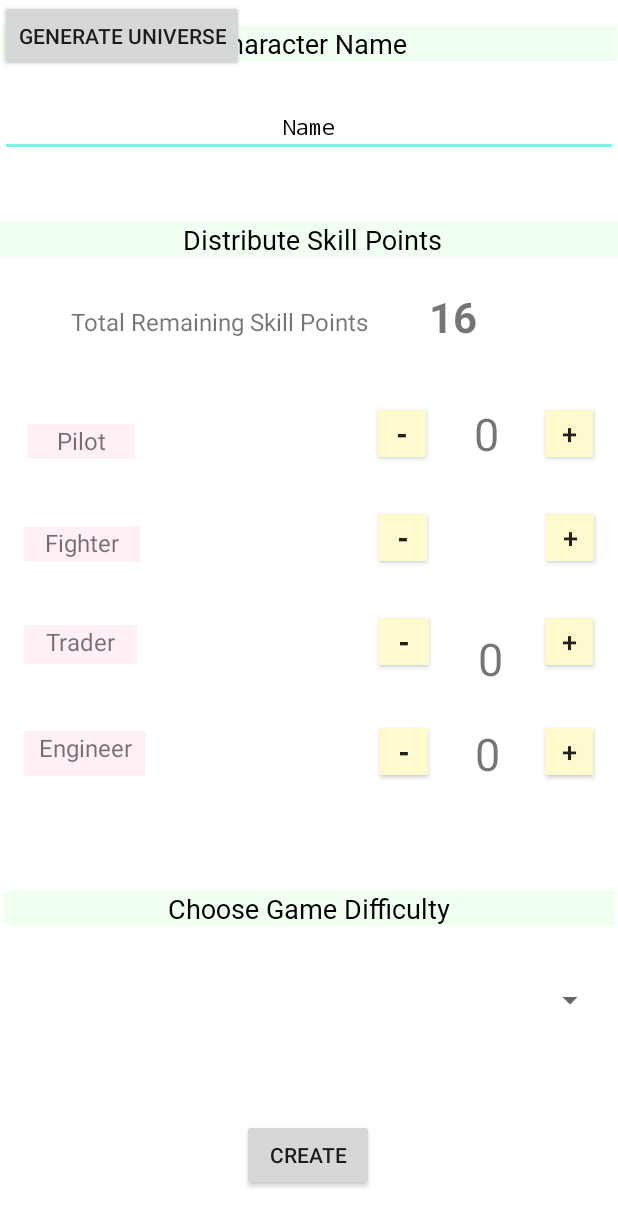
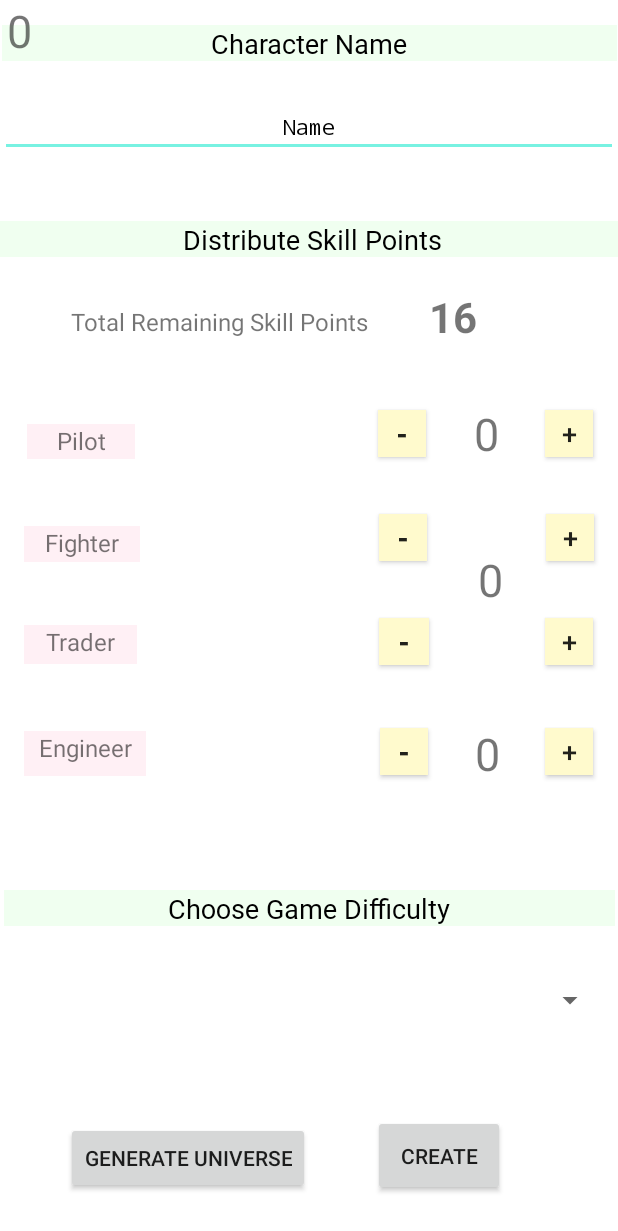
Before and after one commit to sairapoonnen/CS2340SpaceTraderProject, an Android app: the layout activity_configuration.xml on its own in the app's theme, with its tools: preview values and no code run, on a phone screen of 412 x 824 dp. Shown: the top 1231 px of the screen. Run offline under Robolectric (Android 15) with nearby library versions, the phone set to English and light mode, and no system bars; Roboto replaces fonts that are not available here.

Commit message:
Edited xml files

```diff
--- a/app/src/main/res/layout/activity_configuration.xml
+++ b/app/src/main/res/layout/activity_configuration.xml
@@ -317,7 +317,7 @@
     <Button
         android:id="@+id/add_button"
         android:layout_width="wrap_content"
-        android:layout_height="wrap_content"
+        android:layout_height="54dp"
         android:layout_alignParentStart="true"
         android:layout_alignParentLeft="true"
         android:layout_alignParentBottom="true"
@@ -331,10 +331,10 @@
         android:text="Create"
         app:layout_constraintBottom_toBottomOf="parent"
         app:layout_constraintEnd_toEndOf="parent"
-        app:layout_constraintHorizontal_bias="0.498"
+        app:layout_constraintHorizontal_bias="0.781"
         app:layout_constraintStart_toStartOf="parent"
         app:layout_constraintTop_toTopOf="parent"
-        app:layout_constraintVertical_bias="0.981" />
+        app:layout_constraintVertical_bias="0.986" />
 
     <TextView
         android:id="@+id/pilot_header"
@@ -421,7 +421,7 @@
         app:layout_constraintVertical_bias="0.52" />
 
     <TextView
-        android:id="@+id/total_points"
+        android:id="@+id/totalSkillPoint"
         android:layout_width="36dp"
         android:layout_height="44dp"
         android:layout_marginTop="8dp"
@@ -441,7 +441,7 @@
         app:layout_constraintVertical_bias="0.017" />
 
     <TextView
-        android:id="@+id/integer_engineer"
+        android:id="@+id/engineerSkillPoint"
         android:layout_width="22dp"
         android:layout_height="wrap_content"
         android:layout_marginStart="8dp"
@@ -461,12 +461,12 @@
         app:layout_constraintVertical_bias="0.618" />
 
     <TextView
-        android:id="@+id/integer_trader"
+        android:id="@+id/traderSkillPoint"
         android:layout_width="26dp"
         android:layout_height="45dp"
         android:layout_marginStart="8dp"
         android:layout_marginLeft="8dp"
-        android:layout_marginTop="8dp"
+        android:layout_marginTop="364dp"
         android:layout_marginEnd="68dp"
         android:layout_marginRight="68dp"
         android:layout_marginBottom="20dp"
@@ -481,7 +481,7 @@
         app:layout_constraintVertical_bias="1.0" />
 
     <TextView
-        android:id="@+id/integer_fighter"
+        android:id="@+id/fighterSkillPoint"
         android:layout_width="26dp"
         android:layout_height="wrap_content"
         android:gravity="center"
@@ -491,7 +491,7 @@
         tools:layout_editor_absoluteY="303dp" />
 
     <TextView
-        android:id="@+id/integer_pilot"
+        android:id="@+id/pilotSkillPoint"
         android:layout_width="21dp"
         android:layout_height="50dp"
         android:layout_marginStart="8dp"
@@ -514,9 +514,19 @@
         android:id="@+id/generateUniverse"
         android:layout_width="wrap_content"
         android:layout_height="wrap_content"
+        android:layout_marginStart="8dp"
+        android:layout_marginLeft="8dp"
+        android:layout_marginTop="8dp"
+        android:layout_marginEnd="8dp"
+        android:layout_marginRight="8dp"
+        android:layout_marginBottom="28dp"
         android:onClick="onGeneratePressed"
         android:text="Generate Universe"
-        tools:layout_editor_absoluteX="55dp"
-        tools:layout_editor_absoluteY="445dp" />
+        app:layout_constraintBottom_toBottomOf="parent"
+        app:layout_constraintEnd_toEndOf="parent"
+        app:layout_constraintHorizontal_bias="0.155"
+        app:layout_constraintStart_toStartOf="parent"
+        app:layout_constraintTop_toTopOf="parent"
+        app:layout_constraintVertical_bias="1.0" />
 
 </android.support.constraint.ConstraintLayout>
```
